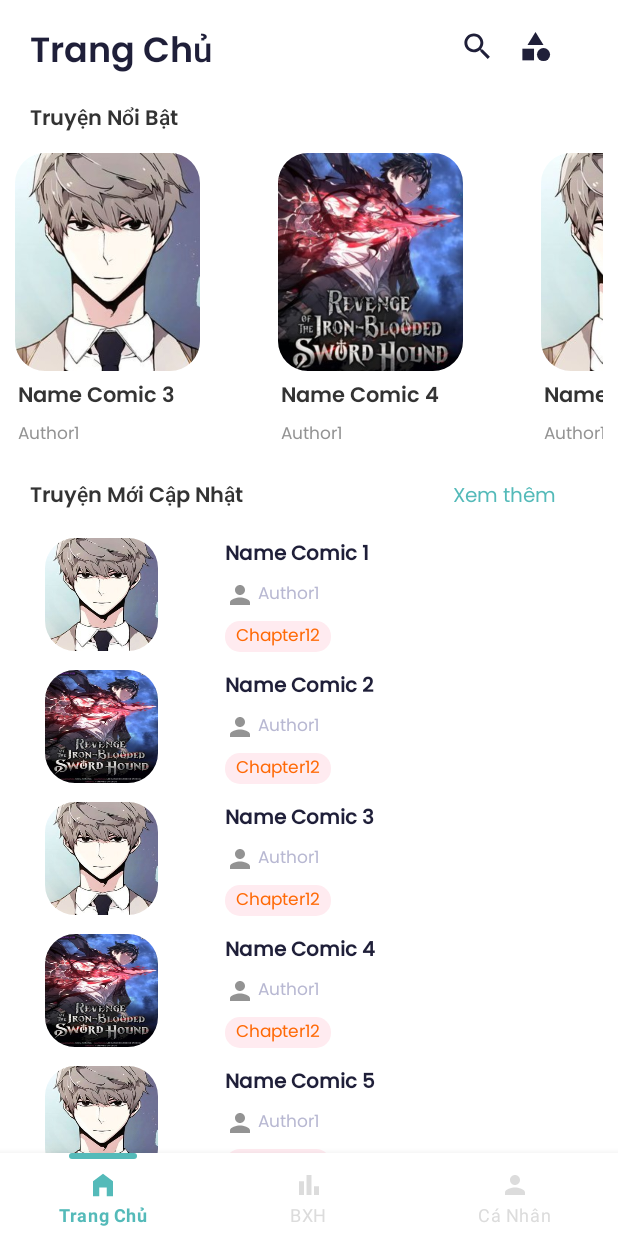
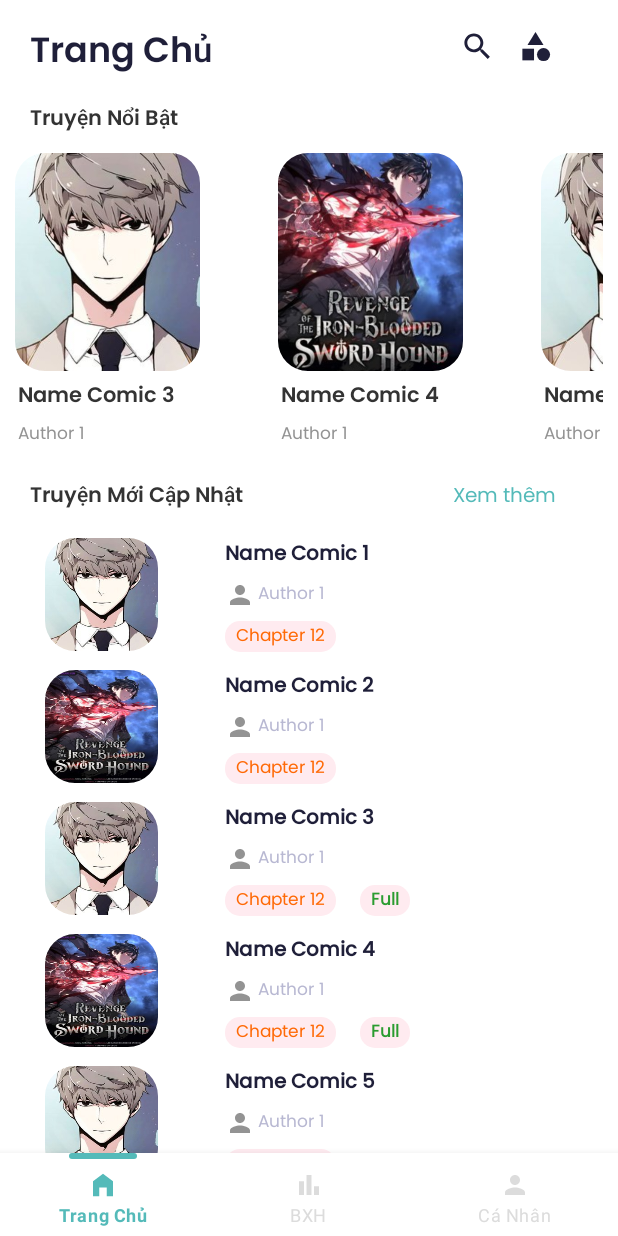
Before and after one commit to Cmloopy/Comic, an Android app: the screen it shows after launch (MainActivity), on a phone screen of 412 x 824 dp. Run offline under Robolectric (Android 15) with nearby library versions, the phone set to English and light mode, and no system bars; our stand-ins replace Picasso.

Commit message:
"26/02/2025 - 9:50"

```diff
--- a/app/src/main/java/com/cmloopy/comic/adapters/NewUpdateComicAdapter.kt
+++ b/app/src/main/java/com/cmloopy/comic/adapters/HomeListComicAdapter.kt
@@ -1,5 +1,6 @@
 package com.cmloopy.comic.adapters
 
+import android.opengl.Visibility
 import android.view.LayoutInflater
 import android.view.View
 import android.view.ViewGroup
@@ -9,12 +10,13 @@ import com.cmloopy.comic.models.Comic
 import com.google.android.material.imageview.ShapeableImageView
 import com.google.android.material.textview.MaterialTextView
 
-class NewUpdateComicAdapter(private val itemList: List<Comic>): RecyclerView.Adapter<NewUpdateComicAdapter.ItemViewHolder>() {
+class HomeListComicAdapter(private val itemList: List<Comic>): RecyclerView.Adapter<HomeListComicAdapter.ItemViewHolder>() {
     class ItemViewHolder(itemView: View): RecyclerView.ViewHolder(itemView){
         val img_bia = itemView.findViewById<ShapeableImageView>(R.id.img_bia)
         val name_cm = itemView.findViewById<MaterialTextView>(R.id.txt_namecm)
         val name_author = itemView.findViewById<MaterialTextView>(R.id.txt_authorcm)
         val new = itemView.findViewById<MaterialTextView>(R.id.txt_newest_chapter)
+        val status = itemView.findViewById<MaterialTextView>(R.id.txt_status)
     }
 
     override fun onCreateViewHolder(parent: ViewGroup, viewType: Int): ItemViewHolder {
@@ -32,5 +34,8 @@ class NewUpdateComicAdapter(private val itemList: List<Comic>): RecyclerView.Ada
         holder.name_cm.setText(itemList[position].nameComic)
         holder.name_author.setText(itemList[position].nameAuthor)
         holder.new.setText(itemList[position].newChapter)
+        if(itemList[position].status == 1){
+            holder.status.visibility = View.VISIBLE
+        }
     }
 }
--- a/app/src/main/java/com/cmloopy/comic/fragment/HomeFragment.kt
+++ b/app/src/main/java/com/cmloopy/comic/fragment/HomeFragment.kt
@@ -15,11 +15,10 @@ import androidx.viewpager2.widget.MarginPageTransformer
 import androidx.viewpager2.widget.ViewPager2
 import com.cmloopy.comic.R
 import com.cmloopy.comic.adapters.ImageSliderAdapter
-import com.cmloopy.comic.adapters.NewUpdateComicAdapter
+import com.cmloopy.comic.adapters.HomeListComicAdapter
 import com.cmloopy.comic.databinding.FragmentHomeBinding
 import com.cmloopy.comic.models.Comic
 import com.cmloopy.comic.view.AllNewUpdateActivity
-import kotlin.math.abs
 
 class HomeFragment : Fragment() {
     private lateinit var _binding: FragmentHomeBinding
@@ -43,6 +42,8 @@ class HomeFragment : Fragment() {
         //List truyện mới cập nhật
         setUpNewestUpdateRecycle()
 
+        //List truyen hoan thanh
+        setUpFinishRecycle()
 
         //Click xem them
         btnHomeFragmentOnClick()
@@ -75,7 +76,11 @@ class HomeFragment : Fragment() {
 
     private fun setUpNewestUpdateRecycle() {
         binding.rclListMCN.layoutManager = LinearLayoutManager(requireContext())
-        binding.rclListMCN.adapter = NewUpdateComicAdapter(hotComic)
+        binding.rclListMCN.adapter = HomeListComicAdapter(hotComic)
+    }
+
+    private fun setUpFinishRecycle() {
+
     }
 
     private val runnable = Runnable {
@@ -91,18 +96,16 @@ class HomeFragment : Fragment() {
     private fun initSlider() {
         handler = Handler(Looper.myLooper()!!)
 
-        hotComic.add(Comic(1,"Name Comic 1","Check", 1200, "test", "test", R.drawable.img_biamau, 12, 12, "Author1", 1, 1, "Chapter12"))
-        hotComic.add(Comic(1,"Name Comic 2","Check", 1200, "test", "test", R.drawable.test2, 12, 12, "Author1", 1, 1, "Chapter12"))
-        hotComic.add(Comic(1,"Name Comic 3","Check", 1200, "test", "test", R.drawable.img_biamau, 12, 12, "Author1", 1, 1, "Chapter12"))
-        hotComic.add(Comic(1,"Name Comic 4","Check", 1200, "test", "test", R.drawable.test2, 12, 12, "Author1", 1, 1, "Chapter12"))
-        hotComic.add(Comic(1,"Name Comic 5","Check", 1200, "test", "test", R.drawable.img_biamau, 12, 12, "Author1", 1, 1, "Chapter12"))
-        hotComic.add(Comic(1,"Name Comic 6","Check", 1200, "test", "test", R.drawable.test2, 12, 12, "Author1", 1, 1, "Chapter12"))
-        hotComic.add(Comic(1,"Name Comic 7","Check", 1200, "test", "test", R.drawable.img_biamau, 12, 12, "Author1", 1, 1, "Chapter12"))
-        hotComic.add(Comic(1,"Name Comic 7","Check", 1200, "test", "test", R.drawable.test2, 12, 12, "Author1", 1, 1, "Chapter12"))
-        hotComic.add(Comic(1,"Name Comic 7","Check", 1200, "test", "test", R.drawable.test2, 12, 12, "Author1", 1, 1, "Chapter12"))
-        hotComic.add(Comic(1,"Name Comic 7","Check", 1200, "test", "test", R.drawable.test2, 12, 12, "Author1", 1, 1, "Chapter12"))
-        hotComic.add(Comic(1,"Name Comic 7","Check", 1200, "test", "test", R.drawable.test2, 12, 12, "Author1", 1, 1, "Chapter12"))
-
+        hotComic.add(Comic(1,"Name Comic 1","Check", 1200, "test", "test", R.drawable.img_biamau, 12, 12, 0, "Author 1", 1, 1, "Chapter 12"))
+        hotComic.add(Comic(1,"Name Comic 2","Check", 1200, "test", "test", R.drawable.test2, 12, 12, 0, "Author 1", 1, 1, "Chapter 12"))
+        hotComic.add(Comic(1,"Name Comic 3","Check", 1200, "test", "test", R.drawable.img_biamau, 12, 12,1,  "Author 1", 1, 1, "Chapter 12"))
+        hotComic.add(Comic(1,"Name Comic 4","Check", 1200, "test", "test", R.drawable.test2, 12, 12,1, "Author 1", 1, 1, "Chapter 12"))
+        hotComic.add(Comic(1,"Name Comic 5","Check", 1200, "test", "test", R.drawable.img_biamau, 12, 12,0, "Author 1", 1, 1, "Chapter 12"))
+        hotComic.add(Comic(1,"Name Comic 6","Check", 1200, "test", "test", R.drawable.test2, 12, 12,0, "Author 1", 1, 1, "Chapter 12"))
+        hotComic.add(Comic(1,"Name Comic 7","Check", 1200, "test", "test", R.drawable.img_biamau, 12, 12,0, "Author 1", 1, 1, "Chapter 12"))
+        hotComic.add(Comic(1,"Name Comic 8","Check", 1200, "test", "test", R.drawable.test2, 12, 12,1, "Author 1", 1, 1, "Chapter 12"))
+        hotComic.add(Comic(1,"Name Comic 9","Check", 1200, "test", "test", R.drawable.img_biamau, 12, 12,0, "Author 1", 1, 1, "Chapter 12"))
+        hotComic.add(Comic(1,"Name Comic 10","Check", 1200, "test", "test", R.drawable.test2, 12, 12,0, "Author 1", 1, 1, "Chapter 12"))
         val adapter = ImageSliderAdapter(hotComic, binding.vpgSlideimg)
         binding.vpgSlideimg.adapter = adapter
         binding.vpgSlideimg.offscreenPageLimit = 2
--- a/app/src/main/java/com/cmloopy/comic/models/Comic.kt
+++ b/app/src/main/java/com/cmloopy/comic/models/Comic.kt
@@ -7,7 +7,7 @@ class Comic (var idComic: Int, var nameComic: String,
              var imageUrl: String, var urlComic: String,
              //test
              var img: Int,
-             var likes: Int, var sc: Int,
+             var likes: Int, var sc: Int, var status: Int,
              //var createdAt: Timestamp,
              //var updatedAt: Timestamp,
              var nameAuthor: String,
--- a/app/src/main/java/com/cmloopy/comic/viewmodels/MainActivityViewModel.kt
+++ /dev/null
@@ -1,4 +0,0 @@
-package com.cmloopy.comic.viewmodels
-
-class MainActivityViewModel {
-}
--- a/app/src/main/res/layout/fragment_home.xml
+++ b/app/src/main/res/layout/fragment_home.xml
@@ -122,21 +122,52 @@
             android:layout_marginEnd="20dp"
             app:layout_constraintTop_toBottomOf="@+id/lnr" />
 
-        <com.google.android.material.button.MaterialButton
-            android:id="@+id/btn_xemthem2"
-            android:layout_width="wrap_content"
-            android:layout_height="wrap_content"
-            android:layout_marginTop="10dp"
-            android:layout_marginBottom="10dp"
-            android:backgroundTint="@color/btn"
-            android:fontFamily="@font/poppinsmedium"
-            android:text="@string/getAll"
-            android:textSize="12sp"
-            android:textAllCaps="false"
-            app:layout_constraintBottom_toBottomOf="parent"
+        <LinearLayout
+            android:id="@+id/lnr2"
+            android:layout_width="match_parent"
+            android:layout_height="35dp"
+            android:paddingTop="2dp"
+            android:layout_marginTop="5dp"
+            android:orientation="horizontal"
             app:layout_constraintEnd_toEndOf="parent"
             app:layout_constraintStart_toStartOf="parent"
-            app:layout_constraintTop_toBottomOf="@+id/rcl_listMCN" />
+            app:layout_constraintTop_toBottomOf="@+id/rcl_listMCN">
+
+            <com.google.android.material.textview.MaterialTextView
+                android:layout_width="wrap_content"
+                android:layout_height="wrap_content"
+                android:layout_gravity="center|top"
+                android:layout_marginStart="20dp"
+                android:fontFamily="@font/poppinssemibold"
+                android:text="@string/finishComic"
+                android:textColor="@color/text1_1"
+                android:textSize="14sp" />
+
+            <com.google.android.material.textview.MaterialTextView
+                android:id="@+id/btn_xemthem2"
+                android:layout_width="wrap_content"
+                android:layout_height="wrap_content"
+                android:text="@string/text1_3"
+                android:clickable="true"
+                android:focusable="true"
+                android:layout_gravity="center|top"
+                android:textColor="@color/btn"
+                android:layout_marginStart="125dp"
+                android:fontFamily="@font/poppinsregular"
+                android:textSize="13sp"/>
+
+        </LinearLayout>
+
+        <androidx.recyclerview.widget.RecyclerView
+            android:id="@+id/rcl_listHT"
+            android:layout_width="match_parent"
+            android:layout_height="wrap_content"
+            app:layout_constraintHeight_max="1200dp"
+            android:layout_marginStart="20dp"
+            android:layout_marginEnd="20dp"
+            app:layout_constraintTop_toBottomOf="@+id/lnr2" />
+
     </androidx.constraintlayout.widget.ConstraintLayout>
 
+
 </androidx.core.widget.NestedScrollView>
--- a/app/src/main/res/layout/item_list_comic.xml
+++ b/app/src/main/res/layout/item_list_comic.xml
@@ -56,4 +56,19 @@
         android:background="@drawable/material_textview_corner"
         android:layout_marginStart="120dp"
         android:layout_marginTop="55dp" />
+    <com.google.android.material.textview.MaterialTextView
+        android:id="@+id/txt_status"
+        android:layout_width="wrap_content"
+        android:layout_height="wrap_content"
+        android:text="@string/finish"
+        android:fontFamily="@font/poppinsregular"
+        android:textColor="@color/finish"
+        android:paddingLeft="7dp"
+        android:paddingRight="7dp"
+        android:textSize="11sp"
+        android:textStyle="bold"
+        android:visibility="gone"
+        android:background="@drawable/material_textview_corner"
+        android:layout_marginStart="210dp"
+        android:layout_marginTop="55dp" />
 </FrameLayout>
--- a/app/src/main/res/values/colors.xml
+++ b/app/src/main/res/values/colors.xml
@@ -9,5 +9,6 @@
     <color name="text1_1">#333333</color>
     <color name="frg">#FFEBF0</color>
     <color name="text2">#939393</color>
+    <color name="finish">#2B9C30</color>
 
 </resources>
--- a/app/src/main/res/values/strings.xml
+++ b/app/src/main/res/values/strings.xml
@@ -12,4 +12,6 @@
     <string name="text1_3">Xem thêm</string>
     <string name="getAll">Xem tất cả</string>
     <string name="newUp">Mới Cập Nhật</string>
+    <string name="finishComic">Truyện Đã Hoàn Thành</string>
+    <string name="finish">Full</string>
 </resources>
```
